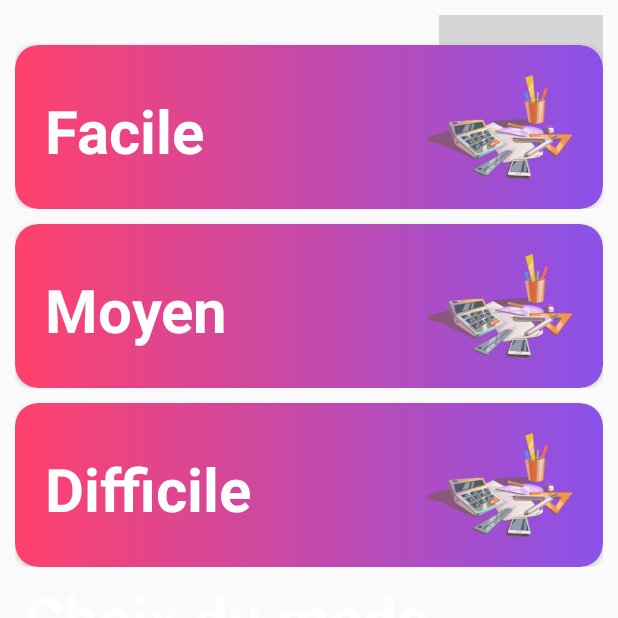
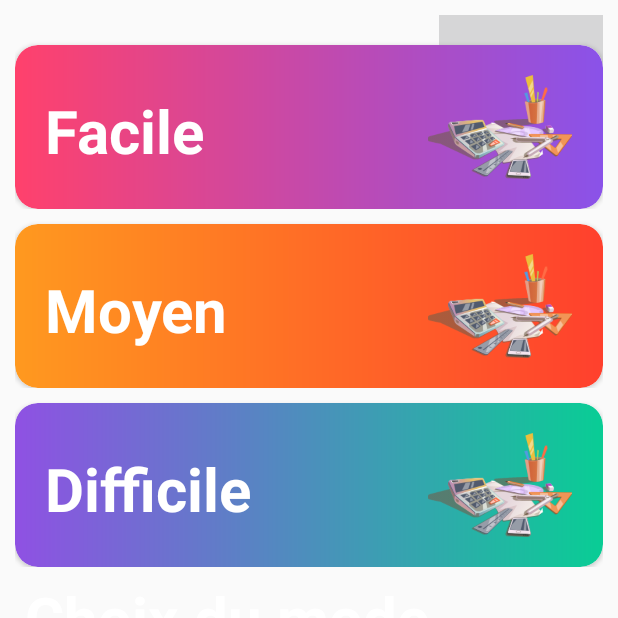
Before and after one commit to Rankangi/ProjetAppli, an Android app: the SoloActivityDifficultySelector screen opened directly, with no data from a screen before it, on a phone screen of 412 x 824 dp, the top half of it. Run offline under Robolectric (Android 15) with nearby library versions, the phone set to English and light mode, and no system bars; 2 statements that could not run were skipped.

Commit message:
Modification graphique + Optimisation imports

```diff
--- a/app/src/main/java/fr/insacvl/educations/SoloActivityEasy.java
+++ b/app/src/main/java/fr/insacvl/educations/SoloActivityEasy.java
@@ -1,12 +1,12 @@
 package fr.insacvl.educations;
 
+import android.app.Activity;
 import android.content.Intent;
 import android.graphics.PorterDuff;
 import android.os.Bundle;
 import android.os.CountDownTimer;
 import android.speech.tts.TextToSpeech;
 import android.support.v4.content.ContextCompat;
-import android.support.v7.app.AppCompatActivity;
 import android.support.v7.widget.CardView;
 import android.view.MotionEvent;
 import android.view.View;
@@ -33,7 +33,7 @@ import fr.insacvl.educations.modele.Enfant;
 import fr.insacvl.educations.modele.Mot;
 
 
-public class SoloActivityEasy extends AppCompatActivity {
+public class SoloActivityEasy extends Activity {
     // Get the DB:
     DatabaseHelper db;
     // initialize variable buton speech
--- a/app/src/main/java/fr/insacvl/educations/SoloActivityHard.java
+++ b/app/src/main/java/fr/insacvl/educations/SoloActivityHard.java
@@ -1,11 +1,11 @@
 package fr.insacvl.educations;
 
+import android.app.Activity;
 import android.content.Intent;
 import android.graphics.PorterDuff;
 import android.os.Bundle;
 import android.os.CountDownTimer;
 import android.speech.tts.TextToSpeech;
-import android.support.v7.app.AppCompatActivity;
 import android.view.KeyEvent;
 import android.view.MotionEvent;
 import android.view.View;
@@ -23,7 +23,7 @@ import fr.insacvl.educations.modele.Enfant;
 import fr.insacvl.educations.modele.Mot;
 
 
-public class SoloActivityHard extends AppCompatActivity {
+public class SoloActivityHard extends Activity {
     // Get the DB:
     DatabaseHelper db;
     // initialize variable text input by user
--- a/app/src/main/java/fr/insacvl/educations/SoloActivityMedium.java
+++ b/app/src/main/java/fr/insacvl/educations/SoloActivityMedium.java
@@ -1,11 +1,11 @@
 package fr.insacvl.educations;
 
+import android.app.Activity;
 import android.content.Intent;
 import android.graphics.PorterDuff;
 import android.os.Bundle;
 import android.os.CountDownTimer;
 import android.speech.tts.TextToSpeech;
-import android.support.v7.app.AppCompatActivity;
 import android.view.KeyEvent;
 import android.view.MotionEvent;
 import android.view.View;
@@ -23,7 +23,7 @@ import fr.insacvl.educations.modele.Enfant;
 import fr.insacvl.educations.modele.Mot;
 
 
-public class SoloActivityMedium extends AppCompatActivity {
+public class SoloActivityMedium extends Activity {
     // Get the DB:
     DatabaseHelper db;
     // initialize variable text input by user
--- /dev/null
+++ b/app/src/main/res/drawable/home_gradient_button_green.xml
@@ -0,0 +1,18 @@
+<?xml version="1.0" encoding="utf-8"?>
+<shape xmlns:android="http://schemas.android.com/apk/res/android" android:shape="rectangle" >
+    <corners
+        android:radius="15dp"
+        />
+    <gradient
+        android:angle="0"
+        android:centerX="0%"
+        android:startColor="@color/cardColorViolet"
+        android:endColor="@color/cardColorTeal"
+        android:type="linear"
+        />
+
+    <size
+        android:width="200dp"
+        android:height="70dp"
+        />
+</shape>
--- /dev/null
+++ b/app/src/main/res/drawable/home_gradient_button_yellow.xml
@@ -0,0 +1,18 @@
+<?xml version="1.0" encoding="utf-8"?>
+<shape xmlns:android="http://schemas.android.com/apk/res/android" android:shape="rectangle" >
+    <corners
+        android:radius="15dp"
+        />
+    <gradient
+        android:angle="0"
+        android:centerX="0%"
+        android:startColor="@color/cardColorYellow"
+        android:endColor="@color/colorAccent"
+        android:type="linear"
+        />
+
+    <size
+        android:width="200dp"
+        android:height="70dp"
+        />
+</shape>
--- a/app/src/main/res/layout/activity_admin.xml
+++ b/app/src/main/res/layout/activity_admin.xml
@@ -64,7 +64,7 @@
                     android:id="@+id/modifKid"
                     android:layout_width="match_parent"
                     android:layout_height="match_parent"
-                    android:background="@drawable/home_gradient_maths"
+                    android:background="@drawable/home_gradient_button_green"
                     android:minHeight="100dp"
                     android:padding="10dp">
 
--- a/app/src/main/res/layout/activity_solo_difficulty_selector.xml
+++ b/app/src/main/res/layout/activity_solo_difficulty_selector.xml
@@ -101,7 +101,7 @@
                     android:id="@+id/mediumDifficultyID"
                     android:layout_width="match_parent"
                     android:layout_height="match_parent"
-                    android:background="@drawable/home_gradient_maths"
+                    android:background="@drawable/home_gradient_button_yellow"
                     android:minHeight="100dp"
                     android:padding="10dp">
 
@@ -139,7 +139,7 @@
                     android:id="@+id/hardDifficultyID"
                     android:layout_width="match_parent"
                     android:layout_height="match_parent"
-                    android:background="@drawable/home_gradient_maths"
+                    android:background="@drawable/home_gradient_button_green"
                     android:minHeight="100dp"
                     android:padding="10dp">
 
--- a/app/src/main/res/layout/activity_solo_hard.xml
+++ b/app/src/main/res/layout/activity_solo_hard.xml
@@ -49,7 +49,7 @@
         android:layout_height="wrap_content"
         android:layout_centerHorizontal="true"
         android:layout_marginTop="300px"
-        android:background="@drawable/home_gradient_button"
+        android:background="@drawable/home_gradient_button_green"
         android:text="Ecoute et écris ce mot" />
 
     <ProgressBar
--- a/app/src/main/res/layout/activity_solo_medium.xml
+++ b/app/src/main/res/layout/activity_solo_medium.xml
@@ -49,7 +49,7 @@
             android:layout_height="wrap_content"
             android:layout_centerHorizontal="true"
             android:layout_marginTop="300px"
-            android:background="@drawable/home_gradient_button"
+            android:background="@drawable/home_gradient_button_yellow"
             android:text="Ecoute et écris ce mot" />
 
         <ProgressBar
```
Also changed, not shown: app/src/main/res/layout/activity_add_word.xml (+39 -2 lines).
